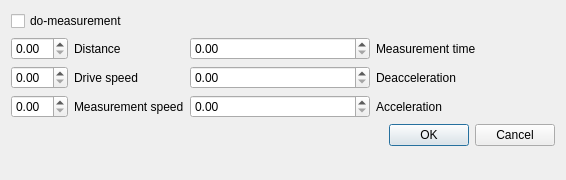
Before: the Qt Designer form GUI3/MMS_Control/drivedialog.ui in casper2002casper/MSS, drawn with Qt 5.
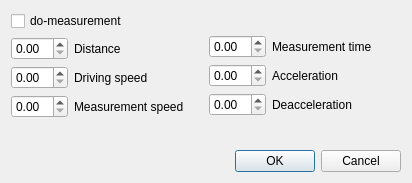
After: the same form once the commit is applied.

Diff of the .ui file:
```diff
--- a/GUI3/MMS_Control/drivedialog.ui
+++ b/GUI3/MMS_Control/drivedialog.ui
@@ -6,15 +6,17 @@
    <rect>
     <x>0</x>
     <y>0</y>
-    <width>566</width>
-    <height>180</height>
+    <width>412</width>
+    <height>183</height>
    </rect>
   </property>
   <property name="windowTitle">
    <string>Dialog</string>
   </property>
+  <layout class="QGridLayout" name="gridLayout">
+   <item row="0" column="0">
   <layout class="QFormLayout" name="formLayout">
-   <item row="0" column="0" colspan="2">
+     <item row="0" column="0">
     <widget class="QCheckBox" name="doMeasurement">
      <property name="text">
       <string>do-measurement</string>
@@ -35,20 +37,6 @@
      </item>
     </layout>
    </item>
-   <item row="1" column="1">
-    <layout class="QHBoxLayout" name="horizontalLayout_4">
-     <item>
-      <widget class="QDoubleSpinBox" name="measurementTime"/>
-     </item>
-     <item>
-      <widget class="QLabel" name="label_4">
-       <property name="text">
-        <string>Measurement time</string>
-       </property>
-      </widget>
-     </item>
-    </layout>
-   </item>
    <item row="2" column="0">
     <layout class="QHBoxLayout" name="horizontalLayout_2">
      <item>
@@ -57,21 +45,7 @@
      <item>
       <widget class="QLabel" name="label_2">
        <property name="text">
-        <string>Drive speed</string>
-       </property>
-      </widget>
-     </item>
-    </layout>
-   </item>
-   <item row="2" column="1">
-    <layout class="QHBoxLayout" name="horizontalLayout_5">
-     <item>
-      <widget class="QDoubleSpinBox" name="deacceleration"/>
-     </item>
-     <item>
-      <widget class="QLabel" name="label_6">
-       <property name="text">
-        <string>Deacceleration</string>
+          <string>Driving speed</string>
        </property>
       </widget>
      </item>
@@ -91,7 +65,92 @@
      </item>
     </layout>
    </item>
-   <item row="5" column="0" colspan="2">
+    </layout>
+   </item>
+   <item row="0" column="1">
+    <layout class="QFormLayout" name="formLayout_2">
+     <item row="1" column="0">
+      <layout class="QHBoxLayout" name="horizontalLayout_4">
+       <item>
+        <widget class="QDoubleSpinBox" name="measurementTime">
+         <property name="sizePolicy">
+          <sizepolicy hsizetype="Maximum" vsizetype="Fixed">
+           <horstretch>0</horstretch>
+           <verstretch>0</verstretch>
+          </sizepolicy>
+         </property>
+        </widget>
+       </item>
+       <item>
+        <widget class="QLabel" name="label_4">
+         <property name="text">
+          <string>Measurement time</string>
+         </property>
+        </widget>
+       </item>
+      </layout>
+     </item>
+     <item row="2" column="0">
+      <layout class="QHBoxLayout" name="horizontalLayout_6">
+       <item>
+        <widget class="QDoubleSpinBox" name="acceleration">
+         <property name="sizePolicy">
+          <sizepolicy hsizetype="Maximum" vsizetype="Fixed">
+           <horstretch>0</horstretch>
+           <verstretch>0</verstretch>
+          </sizepolicy>
+         </property>
+        </widget>
+       </item>
+       <item>
+        <widget class="QLabel" name="label_5">
+         <property name="text">
+          <string>Acceleration</string>
+         </property>
+        </widget>
+       </item>
+      </layout>
+     </item>
+     <item row="3" column="0">
+      <layout class="QHBoxLayout" name="horizontalLayout_5">
+       <item>
+        <widget class="QDoubleSpinBox" name="deacceleration">
+         <property name="sizePolicy">
+          <sizepolicy hsizetype="Maximum" vsizetype="Fixed">
+           <horstretch>0</horstretch>
+           <verstretch>0</verstretch>
+          </sizepolicy>
+         </property>
+        </widget>
+       </item>
+       <item>
+        <widget class="QLabel" name="label_6">
+         <property name="text">
+          <string>Deacceleration</string>
+         </property>
+        </widget>
+       </item>
+      </layout>
+     </item>
+     <item row="0" column="0">
+      <spacer name="verticalSpacer">
+       <property name="orientation">
+        <enum>Qt::Vertical</enum>
+       </property>
+       <property name="sizeType">
+        <enum>QSizePolicy::Fixed</enum>
+       </property>
+       <property name="sizeHint" stdset="0">
+        <size>
+         <width>20</width>
+         <height>18</height>
+        </size>
+       </property>
+      </spacer>
+     </item>
+    </layout>
+   </item>
+   <item row="1" column="0" colspan="2">
     <widget class="QDialogButtonBox" name="buttonBox">
      <property name="orientation">
       <enum>Qt::Horizontal</enum>
@@ -101,20 +160,6 @@
      </property>
     </widget>
    </item>
-   <item row="3" column="1">
-    <layout class="QHBoxLayout" name="horizontalLayout_6">
-     <item>
-      <widget class="QDoubleSpinBox" name="acceleration"/>
-     </item>
-     <item>
-      <widget class="QLabel" name="label_5">
-       <property name="text">
-        <string>Acceleration</string>
-       </property>
-      </widget>
-     </item>
-    </layout>
-   </item>
   </layout>
  </widget>
  <resources/>
```
Left out of the diff: 2 changed lines with no effect on the pictures. Lines whose indentation alone changed are shown as unchanged.
